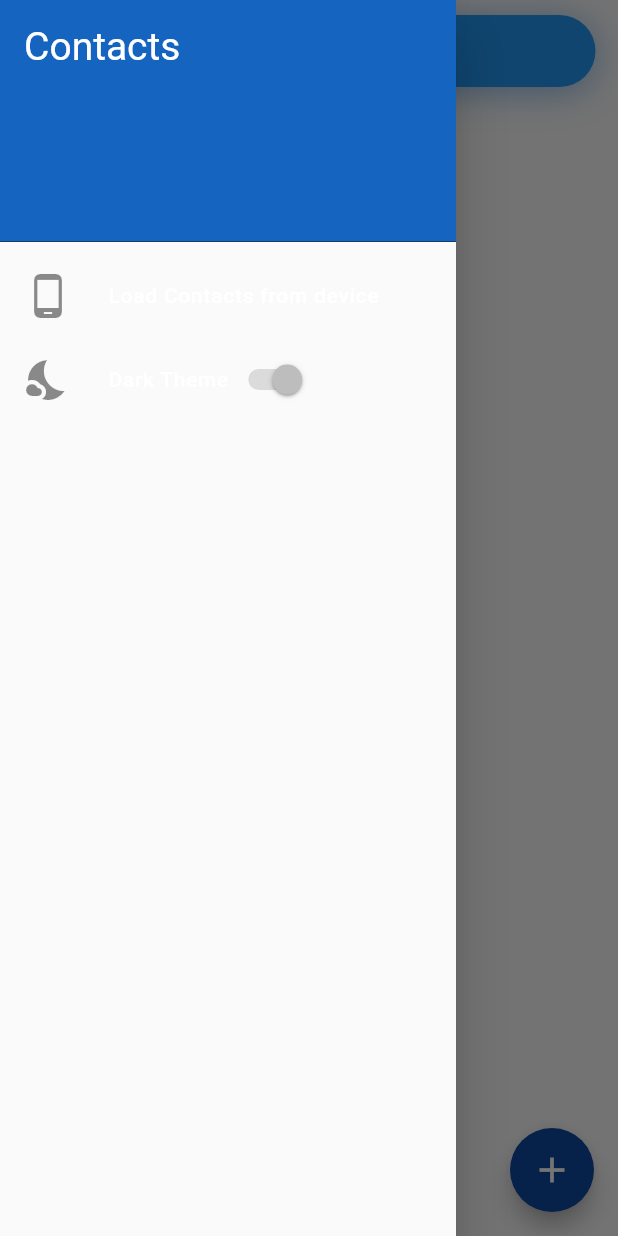
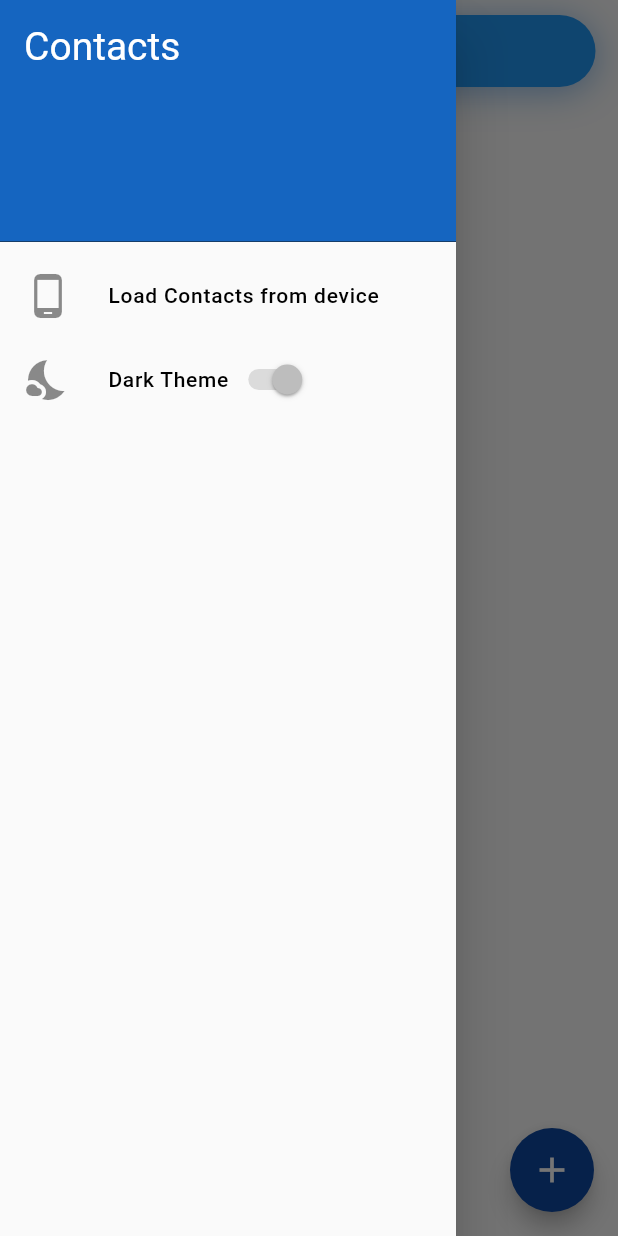
Before and after one commit to Cavitedev/score_contacts, a Flutter app: the ContactList screen opened by its route, with the side drawer open, on a phone screen of 412 x 824 dp. Run offline on Flutter 3.47's test engine with Material 2 defaults, Android fonts, the phone set to English and light mode, and no system bars; our stand-ins replace auto_route, bloc, cloud_firestore, dartz, firebase_auth, firebase_core and 7 more; accounts and stored records are empty; generated files the repository leaves out were written again; statements that could not run were skipped.

Commit message:
:bug: Light theme text is now black again

```diff
--- a/lib/theme_manager.dart
+++ b/lib/theme_manager.dart
@@ -36,12 +36,14 @@ class ThemeManager {
         headline3: const TextStyle(fontSize: 26, color: Colors.white),
         headline5: const TextStyle(
           fontSize: 16,
+            color: Colors.black
         ),
-        headline6: const TextStyle(fontSize: 14, letterSpacing: .5),
-        subtitle1: const TextStyle(fontSize: 16, letterSpacing: .5),
+        headline6: const TextStyle(fontSize: 14, letterSpacing: .5,color: Colors.black),
+        subtitle1: const TextStyle(fontSize: 16, letterSpacing: .5, color: Colors.black),
         subtitle2: const TextStyle(
           fontSize: 14,
           letterSpacing: .5,
+            color: Colors.black
         ),
         caption: TextStyle(fontSize: 15, color: Colors.grey[700]),
         button: TextStyle(fontSize: 20, color: Colors.blueAccent[400])),
```
